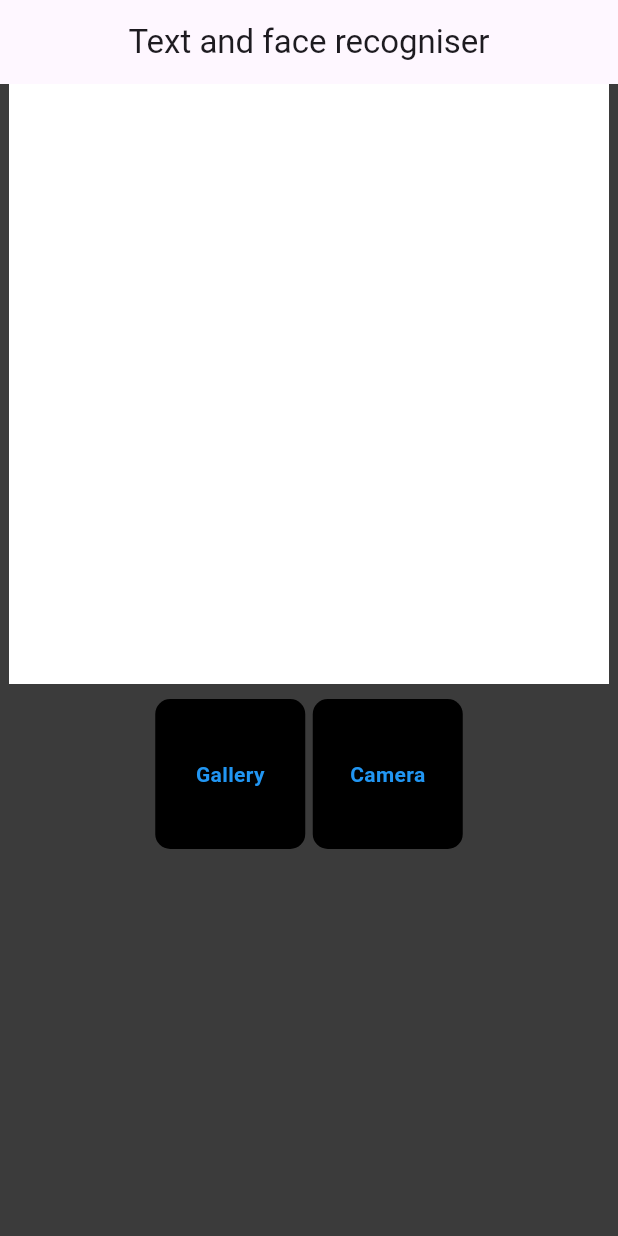
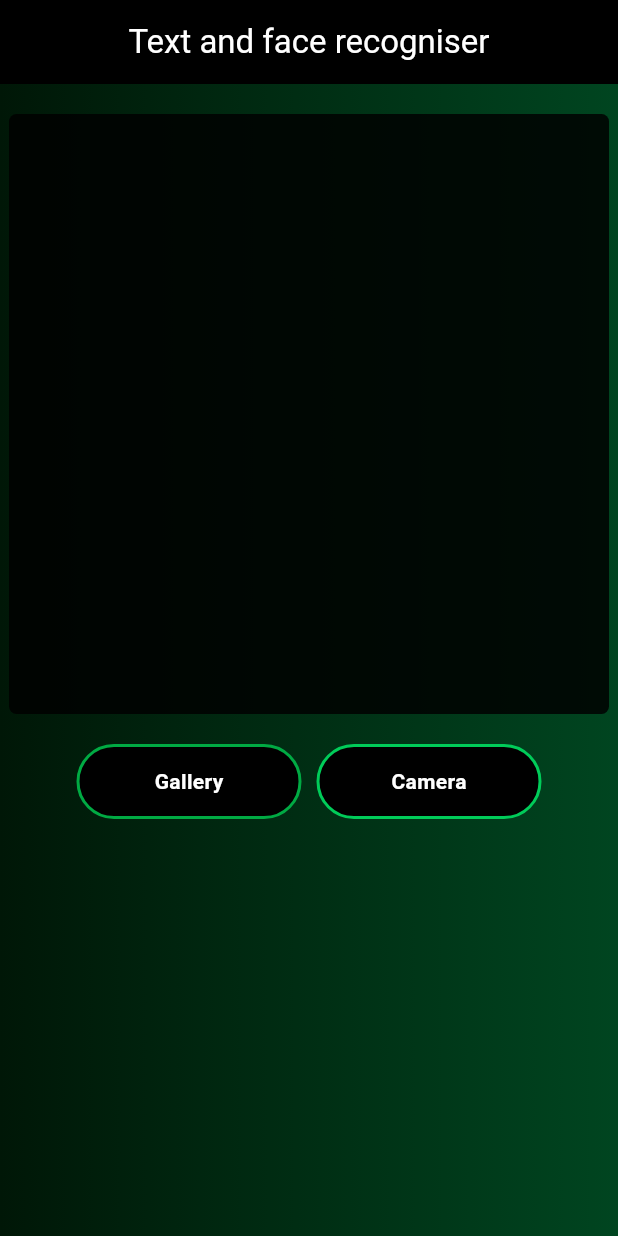
Before and after one commit to Chifunilo/text_picker_app, a Flutter app: the screen it shows after launch, on a phone screen of 412 x 824 dp. Run offline on Flutter 3.47's test engine with Material 3 defaults, Android fonts, the phone set to English and light mode, and no system bars; our stand-ins replace google_fonts, image_picker, permission_handler; missing offline and left inert: google_mlkit_text_recognition.

Commit message:
UI updates and camera functionality
the other commmit had some erros cause i didnt pull

```diff
--- a/lib/homePage.dart
+++ b/lib/homePage.dart
@@ -1,10 +1,10 @@
-import 'dart:ffi';
 import 'dart:io';
 
 import 'package:flutter/material.dart';
 import 'package:google_fonts/google_fonts.dart';
 import 'package:google_mlkit_text_recognition/google_mlkit_text_recognition.dart';
 import 'package:image_picker/image_picker.dart';
+import 'package:permission_handler/permission_handler.dart';
 
 class Homepage extends StatefulWidget {
   const Homepage({super.key});
@@ -107,20 +107,35 @@ class _HomepageState extends State<Homepage> {
 
 
   Widget build(BuildContext context) {
-    return Scaffold(
-      backgroundColor: const Color.fromARGB(255, 59, 59, 59),
-      appBar: AppBar(title: Center(child: Text("Text and face recogniser"))),
-      body: SingleChildScrollView(scrollDirection: Axis.vertical,
+    return Container( decoration: BoxDecoration(
+      gradient: LinearGradient(
+          colors: [
+            const Color(0xFF001707),
+            const Color(0xFF004520),
+            const Color(0xFF005A25),
+            const Color(0xFF006E31),
+          ],
+          begin: const FractionalOffset(0.0, 0.0),
+          end: const FractionalOffset(1.0, 0.0),
+          stops: [0.0, 1.0, 2.0, 3.0],
+          tileMode: TileMode.clamp),
+    ),
+      child: Scaffold( backgroundColor: Colors.transparent,
+
+        appBar: AppBar(backgroundColor: Colors.black, title: Center(child: Text("Text and face recogniser", style: GoogleFonts.juliusSansOne(color: Colors.white),))),
+        body:
+
+        SingleChildScrollView(scrollDirection: Axis.vertical,
           child: Center(
             child: Column(
               mainAxisAlignment: MainAxisAlignment.center,
-            children: [
+              children: [SizedBox(height: 20,),
                 if (!textScanning && imageFile == null)
                   Container(
                     width: 400,
                     height: 400,
-                  decoration: BoxDecoration(
-                    color: const Color.fromARGB(255, 255, 255, 255),
+                    decoration: BoxDecoration(borderRadius: BorderRadius.circular(5),
+                      color: const Color.fromARGB(215, 0, 0, 0),
                     ),
                   ),
 
@@ -131,7 +146,7 @@ class _HomepageState extends State<Homepage> {
                     child: Image.file(File(imageFile!.path), fit: BoxFit.cover),
                   ),
 
-              SizedBox(height: 10),
+                SizedBox(height: 20),
                 Row(
                   mainAxisAlignment: MainAxisAlignment.center,
                   children: [
@@ -140,42 +155,44 @@ class _HomepageState extends State<Homepage> {
                         getImage();
                       },
                       child: Container(
-                      decoration: BoxDecoration(
-                        borderRadius: BorderRadius.circular(10),
+                        decoration: BoxDecoration(border: Border.all(width: 2,color: Color.fromARGB(
+                            255, 0, 170, 67)),
+                          borderRadius: BorderRadius.circular(30),
                           color: const Color.fromARGB(255, 0, 0, 0),
                         ),
                         child: Center(
                           child: Text(
                             "Gallery",
                             style: GoogleFonts.juliusSansOne(
-                            color: Colors.blue,
+                              color: Colors.white,
                               fontWeight: FontWeight.bold,
                             ),
                           ),
                         ),
-                      width: 100,
-                      height: 100,
+                        width: 150,
+                        height: 50,
                       ),
                     ),
-                  SizedBox(width: 5),
+                    SizedBox(width: 10),
                     InkWell(
                       onTap: () {},
                       child: Container(
-                      decoration: BoxDecoration(
-                        borderRadius: BorderRadius.circular(10),
+                        decoration: BoxDecoration(border: Border.all(width: 2,color: Color.fromARGB(
+                            255, 0, 204, 89)),
+                          borderRadius: BorderRadius.circular(30),
                           color: const Color.fromARGB(255, 0, 0, 0),
                         ),
                         child: Center(
                           child: Text(
                             "Camera",
                             style: GoogleFonts.juliusSansOne(
-                            color: Colors.blue,
+                              color: Colors.white,
                               fontWeight: FontWeight.bold,
                             ),
                           ),
                         ),
-                      width: 100,
-                      height: 100,
+                        width: 150,
+                        height: 50,
                       ),
                     ),
                   ],
@@ -194,6 +211,7 @@ class _HomepageState extends State<Homepage> {
             ),
           ),
         ),
+      ),
     );
   }
 }
```
Lines whose indentation alone changed are shown as unchanged.
